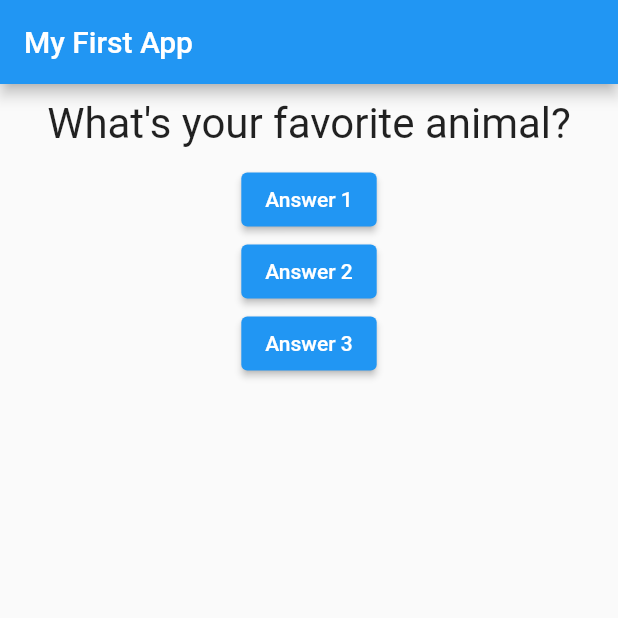
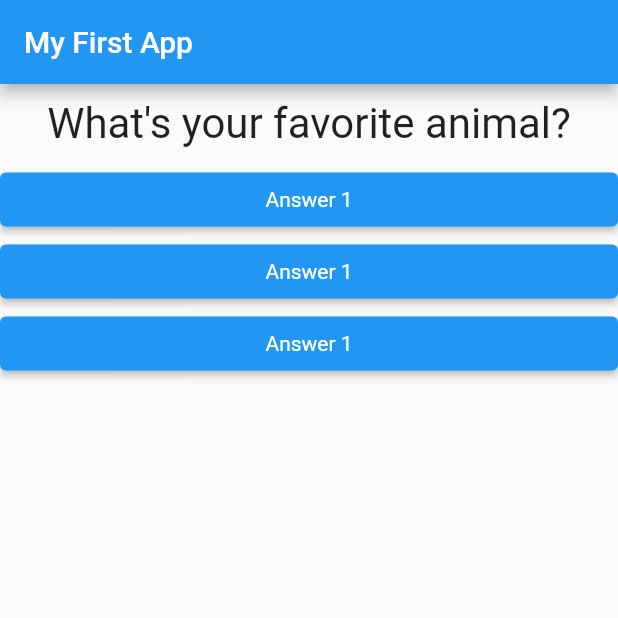
Before and after one commit to sundicide/flutter_complete_guide, a Flutter app: the screen it shows after launch, after a tap on "Answer 1", on a phone screen of 412 x 824 dp, the top half of it. Run offline on Flutter 3.47's test engine with Material 2 defaults, Android fonts, the phone set to English and light mode, and no system bars.

Commit message:
divide answer

```diff
--- /dev/null
+++ b/lib/answer.dart
@@ -0,0 +1,19 @@
+import 'package:flutter/material.dart';
+
+class Answer extends StatelessWidget {
+  final Function selectHandler;
+
+  const Answer(this.selectHandler);
+
+  @override
+  Widget build(BuildContext context) {
+    return Container(
+      width: double.infinity,
+      child: ElevatedButton(
+        style: ElevatedButton.styleFrom(textStyle: TextStyle(color: Colors.amber)),
+        child: Text('Answer 1'),
+        onPressed: () => selectHandler(),
+      ),
+    );
+  }
+}
--- a/lib/main.dart
+++ b/lib/main.dart
@@ -1,6 +1,7 @@
 import 'package:flutter/material.dart';
 
 import './question.dart';
+import 'answer.dart';
 
 // void main() {
 //   runApp(MyApp());
@@ -20,7 +21,7 @@ class MyApp extends StatefulWidget {
 class MyAppState extends State<MyApp> {
   var questionIndex = 0;
 
-  void answerQuestion() {
+  void _answerQuestion() {
     setState(() {
       questionIndex = questionIndex + 1;
     });
@@ -40,9 +41,9 @@ class MyAppState extends State<MyApp> {
       body: Column(children: <Widget>[
         Question(questions[questionIndex]),
         // Text(questions.elememtAt(0)),
-        ElevatedButton(onPressed: answerQuestion,child: Text('Answer 1')),
-        ElevatedButton(onPressed: answerQuestion,child: Text('Answer 2')),
-        ElevatedButton(onPressed: answerQuestion,child: Text('Answer 3')),
+        Answer(_answerQuestion),
+        Answer(_answerQuestion),
+        Answer(_answerQuestion),
       ],),
     ),);
   }
```
